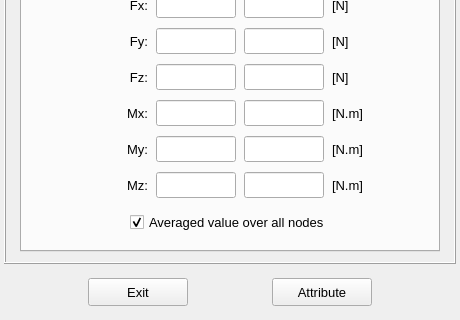
This is vibra/interface/data/ui_files/model/structural/nodal_loads_inputs.ui in MOPT-UFSC/VIBRA as Qt 5 draws it before an edit; both pictures show x 0 to 460 and y 221 to 541 of the 460 by 541 pixel window. The edited form follows.
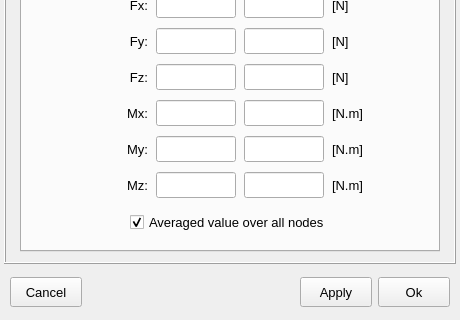
This is the edited form. Icons and pictures are not drawn.

Commit message: Standardize the structural properties UI buttons

```diff
--- a/vibra/interface/data/ui_files/model/structural/nodal_loads_inputs.ui
+++ b/vibra/interface/data/ui_files/model/structural/nodal_loads_inputs.ui
@@ -34,7 +34,6 @@
   <property name="font">
    <font>
     <pointsize>11</pointsize>
-    <weight>50</weight>
     <bold>false</bold>
    </font>
   </property>
@@ -2411,7 +2410,7 @@
     <widget class="QFrame" name="frame_7">
      <property name="minimumSize">
       <size>
-       <width>340</width>
+       <width>0</width>
        <height>48</height>
       </size>
      </property>
@@ -2429,82 +2428,146 @@
      </property>
      <layout class="QGridLayout" name="gridLayout_11">
       <property name="leftMargin">
-       <number>0</number>
+       <number>6</number>
       </property>
       <property name="topMargin">
        <number>0</number>
       </property>
       <property name="rightMargin">
-       <number>0</number>
+       <number>6</number>
       </property>
       <property name="bottomMargin">
        <number>0</number>
       </property>
-      <property name="spacing">
+      <property name="verticalSpacing">
        <number>0</number>
       </property>
+      <item row="0" column="3">
+       <widget class="QPushButton" name="pushButton_apply_and_close">
+        <property name="minimumSize">
+         <size>
+          <width>72</width>
+          <height>30</height>
+         </size>
+        </property>
+        <property name="maximumSize">
+         <size>
+          <width>72</width>
+          <height>30</height>
+         </size>
+        </property>
+        <property name="font">
+         <font>
+          <pointsize>10</pointsize>
+          <italic>false</italic>
+          <bold>false</bold>
+         </font>
+        </property>
+        <property name="styleSheet">
+         <string notr="true"/>
+        </property>
+        <property name="text">
+         <string>Ok</string>
+        </property>
+        <property name="autoDefault">
+         <bool>false</bool>
+        </property>
+        <property name="default">
+         <bool>false</bool>
+        </property>
+        <property name="flat">
+         <bool>false</bool>
+        </property>
+       </widget>
+      </item>
+      <item row="0" column="2">
+       <widget class="QPushButton" name="pushButton_apply">
+        <property name="minimumSize">
+         <size>
+          <width>72</width>
+          <height>30</height>
+         </size>
+        </property>
+        <property name="maximumSize">
+         <size>
+          <width>72</width>
+          <height>30</height>
+         </size>
+        </property>
+        <property name="font">
+         <font>
+          <pointsize>10</pointsize>
+          <italic>false</italic>
+          <bold>false</bold>
+         </font>
+        </property>
+        <property name="styleSheet">
+         <string notr="true"/>
+        </property>
+        <property name="text">
+         <string>Apply</string>
+        </property>
+        <property name="autoDefault">
+         <bool>false</bool>
+        </property>
+        <property name="default">
+         <bool>false</bool>
+        </property>
+        <property name="flat">
+         <bool>false</bool>
+        </property>
+       </widget>
+      </item>
       <item row="0" column="0">
        <widget class="QPushButton" name="pushButton_exit">
         <property name="minimumSize">
          <size>
-          <width>100</width>
-          <height>28</height>
+          <width>72</width>
+          <height>30</height>
          </size>
         </property>
         <property name="maximumSize">
          <size>
-          <width>100</width>
-          <height>28</height>
+          <width>72</width>
+          <height>30</height>
          </size>
         </property>
         <property name="font">
          <font>
           <pointsize>10</pointsize>
+          <italic>false</italic>
+          <bold>false</bold>
          </font>
         </property>
         <property name="styleSheet">
          <string notr="true"/>
         </property>
         <property name="text">
-         <string>Exit</string>
+         <string>Cancel</string>
         </property>
         <property name="autoDefault">
          <bool>false</bool>
         </property>
+        <property name="default">
+         <bool>false</bool>
+        </property>
+        <property name="flat">
+         <bool>false</bool>
+        </property>
        </widget>
       </item>
       <item row="0" column="1">
-       <widget class="QPushButton" name="pushButton_attribute">
-        <property name="minimumSize">
-         <size>
-          <width>100</width>
-          <height>28</height>
-         </size>
+       <spacer name="horizontalSpacer_17">
+        <property name="orientation">
+         <enum>Qt::Orientation::Horizontal</enum>
         </property>
-        <property name="maximumSize">
+        <property name="sizeHint" stdset="0">
          <size>
-          <width>100</width>
-          <height>28</height>
+          <width>40</width>
+          <height>20</height>
          </size>
         </property>
-        <property name="font">
-         <font>
-          <pointsize>10</pointsize>
-         </font>
-        </property>
-        <property name="styleSheet">
-         <string notr="true"/>
-        </property>
-        <property name="text">
-         <string>Attribute</string>
-        </property>
-        <property name="autoDefault">
-         <bool>false</bool>
-        </property>
-        <property name="default">
-         <bool>false</bool>
-        </property>
-       </widget>
+       </spacer>
       </item>
      </layout>
     </widget>
```
Left out of the diff: 225 changed lines with no effect on the pictures. The commit also changes 11 other files.
